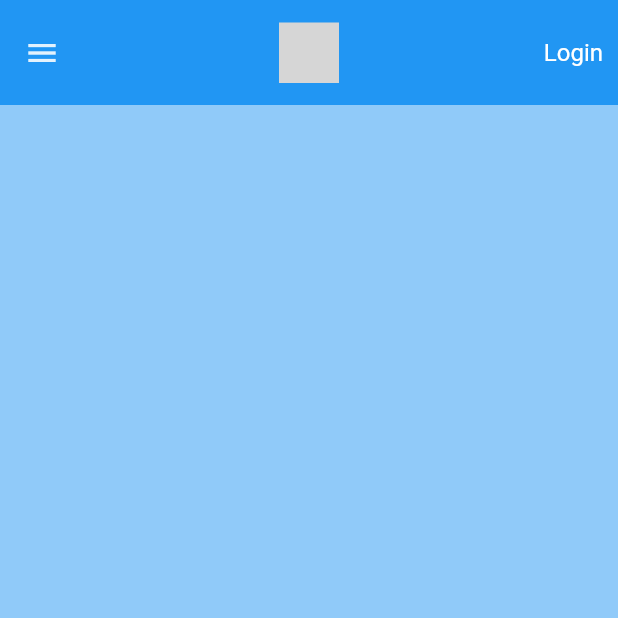
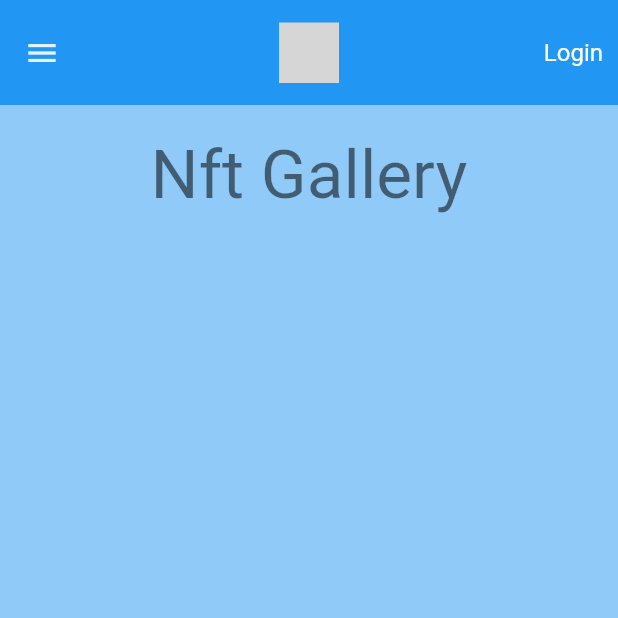
Before and after one commit to akovalyo/alexkovalyov.com-flutter, a Flutter app: the NftGalleryPage screen opened directly, on a phone screen of 412 x 824 dp, the top half of it. Run offline on Flutter 3.47's test engine with Material 2 defaults, Android fonts, the phone set to English and light mode, and no system bars; our stand-ins replace cloud_firestore, firebase_auth, firebase_core, flutter_markdown, scroll_to_index, url_strategy; missing offline and left inert: dynamic_themes, hovering, universal_html, vs_scrollbar; accounts and stored records are empty; grey boxes are pictures that could not be loaded.

Commit message:
Upd NftGalleryPage and NftItemEditScreen

```diff
--- a/lib/pages/nft_gallery_page.dart
+++ b/lib/pages/nft_gallery_page.dart
@@ -6,9 +6,12 @@ import '../models/nft_item.dart';
 import '../page_elements/drawer.dart';
 import '../page_elements/ak_app_bar.dart';
 import '../consts/consts.dart';
+import '../helpers/screen_helper.dart';
 import '../models/app_state.dart';
 import 'nft_item_edit_screen.dart';
 import '../widgets/nft_item_tile.dart';
+import '../page_elements/footer.dart';
+import '../consts/consts.dart';
 
 class NftGalleryPage extends StatefulWidget {
   const NftGalleryPage({Key? key}) : super(key: key);
@@ -45,6 +48,26 @@ class _NftGalleryPageState extends State<NftGalleryPage> {
     await FirebaseFirestore.instance.collection('nft').add(nftItem.toJson());
   }
 
+  void openNftItemEditScreen(NftItem? item) {
+    Navigator.push(
+      context,
+      MaterialPageRoute(
+        builder: (context) => NftItemEditScreen(
+          originalItem: item,
+          onCreate: (item) {
+            saveNft(item);
+            loadNfts();
+            Navigator.pop(context);
+          },
+          onUpdate: (item) {
+            saveNft(item);
+            loadNfts();
+          },
+        ),
+      ),
+    );
+  }
+
   @override
   void initState() {
     loadNfts();
@@ -60,21 +83,9 @@ class _NftGalleryPageState extends State<NftGalleryPage> {
           ? FloatingActionButton(
               child: const Icon(Icons.add),
               onPressed: () {
-                Navigator.push(
-                    context,
-                    MaterialPageRoute(
-                        builder: (context) => NftItemEditScreen(
-                              onCreate: (item) {
-                                saveNft(item);
-                                loadNfts();
-                                Navigator.pop(context);
-                              },
-                              onUpdate: (item) {
-                                saveNft(item);
-                                loadNfts();
-                              },
-                            )));
-              })
+                openNftItemEditScreen(null);
+              },
+            )
           : null,
       backgroundColor: Theme.of(context).backgroundColor,
       appBar: PreferredSize(
@@ -82,16 +93,57 @@ class _NftGalleryPageState extends State<NftGalleryPage> {
         child: AkAppBar(),
       ),
       drawer: AkDrawer(),
-      body: isLoading
-          ? Center(child: CircularProgressIndicator())
-          : Padding(
-              padding: const EdgeInsets.symmetric(horizontal: 20.0),
-              child: Wrap(
-                children: nftItems.map((e) {
-                  return NftItemTile(item: e);
-                }).toList(),
+      body: CustomScrollView(
+        slivers: [
+          SliverToBoxAdapter(
+            child: Padding(
+              padding: const EdgeInsets.symmetric(vertical: 20),
+              child: Center(
+                  child: Text(
+                'Nft Gallery',
+                style: Theme.of(context).textTheme.headline3,
+              )),
+            ),
+          ),
+          //TODO: Filters
+
+          // Nft tiles list
+          SliverPadding(
+            padding: EdgeInsets.symmetric(
+                horizontal:
+                    isSmallScreen(context) ? paddingSmall : paddingLarge),
+            sliver: SliverGrid(
+              gridDelegate: SliverGridDelegateWithMaxCrossAxisExtent(
+                mainAxisExtent: 400,
+                maxCrossAxisExtent: 350,
+                mainAxisSpacing: 20,
+                crossAxisSpacing: 20,
+              ),
+              delegate: SliverChildBuilderDelegate(
+                (BuildContext context, int index) {
+                  return NftItemTile(
+                    item: nftItems[index],
+                    onPressedEditButton: () {
+                      openNftItemEditScreen(nftItems[index]);
+                    },
+                  );
+                },
+                childCount: nftItems.length,
               ),
             ),
+          ),
+
+          SliverFillRemaining(),
+
+          // Footer
+          SliverToBoxAdapter(
+            child: Padding(
+              padding: const EdgeInsets.only(top: 20),
+              child: Footer(),
+            ),
+          ),
+        ],
+      ),
     );
   }
 }
--- a/lib/theme/theme.dart
+++ b/lib/theme/theme.dart
@@ -67,6 +67,7 @@ class AppThemes {
                 ),
             button: ThemeData.light().textTheme.button!.copyWith(
                   fontFamily: 'Oswald',
+                  fontSize: 18,
                   color: Colors.white,
                 ),
           ),
--- a/lib/widgets/image_placeholder.dart
+++ b/lib/widgets/image_placeholder.dart
@@ -12,7 +12,7 @@ class ImagePlaceholder extends StatelessWidget {
   final bool loadingIndicator;
 
   ImagePlaceholder({
-    required this.imagePath,
+    this.imagePath = '',
     required this.placeholder,
     this.child,
     this.duration = const Duration(milliseconds: 500),
```
Also changed, not shown: lib/pages/nft_item_edit_screen.dart (+14 -2 lines), lib/widgets/link_button.dart (+15 -4 lines).
